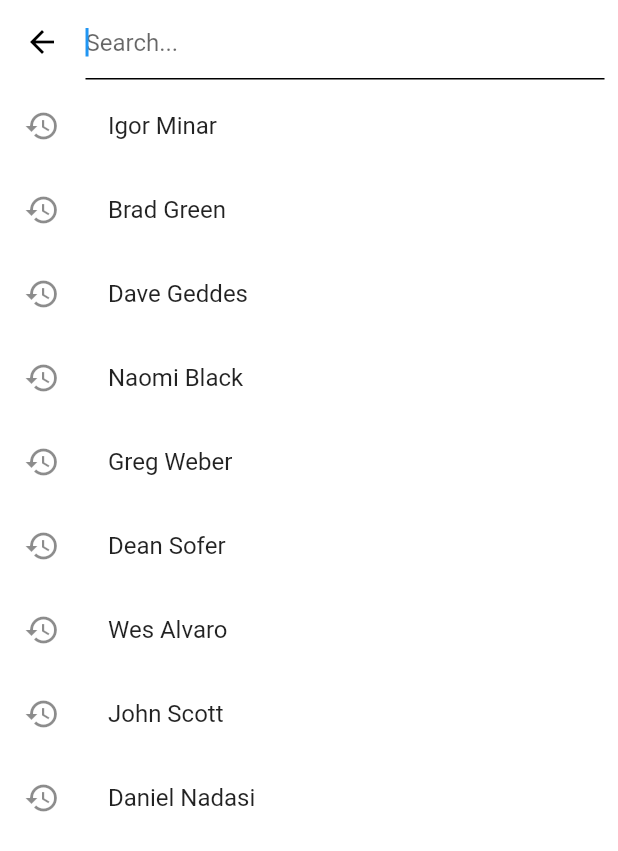
After one commit to jacksonsamuelmoore/Salvage-App, a Flutter app: the AppScaffold screen opened by its route, after a tap on "Search...", on a phone screen of 412 x 824 dp. The commit adds this screen. Shown: the top 851 px of the screen. Run offline on Flutter 3.47's test engine with Material 2 defaults, Android fonts, the phone set to English and light mode, and no system bars; our stand-ins replace cached_network_image, firebase_database; accounts and stored records are empty; network calls fail.

Commit message:
Navigation done

```diff
--- a/lib/ItemView.dart
+++ b/lib/ItemView.dart
@@ -1,5 +1,6 @@
 import 'package:flutter/material.dart';
 import 'main.dart';
+import 'package:cached_network_image/cached_network_image.dart';
 
 class ItemView extends StatefulWidget {
   final String title = 'Salvage';
@@ -9,7 +10,7 @@ class ItemView extends StatefulWidget {
 
 class _ItemViewState extends State<ItemView> {
   int _counter = 0;
-
+  String dropdownValue = 'One';
   void _incrementCounter() {
     setState(() {
       _counter++;
@@ -23,9 +24,15 @@ class _ItemViewState extends State<ItemView> {
         color: Colors.white,
       ),
       child: Center(
+        child: RefreshIndicator(
+          displacement: 80,
+          backgroundColor: Colors.white,
+          onRefresh: () {
+            return Future.delayed(Duration(seconds: 3));
+          },
           child: new ListView(
             shrinkWrap: true,
-          padding: const EdgeInsets.all(8.0),
+            padding: const EdgeInsets.fromLTRB(8, 72, 8, 8),
             //mainAxisAlignment: MainAxisAlignment.center,
             children: <Widget>[
               new Card(
@@ -51,28 +58,26 @@ class _ItemViewState extends State<ItemView> {
                 ),
               ),
               new ItemCard(
-              image:
-                  "https://surlybikes.com/uploads/bikes/_medium_image/BridgeClub_BK9997.jpg",
+                image: "https://picsum.photos/1000?blur=1",
                 buttonClick: _incrementCounter,
               ),
               new ItemCard(
-              image:
-                  "https://da1urhpfd469z.cloudfront.net/uploads/advertphotos/17/1210/33141873-752-640x480.jpg",
+                image: "https://picsum.photos/1000?blur=2",
                 buttonClick: _incrementCounter,
               ),
               new ItemCard(
-              image:
-                  "https://www.google.co.uk/images/branding/googlelogo/2x/googlelogo_color_272x92dp.png",
+                image: "https://picsum.photos/1000?blur=3",
                 buttonClick: _incrementCounter,
               ),
             ],
+          ),
         ),
       ),
     );
   }
 }
 
-class ItemCard extends StatelessWidget {
+class ItemCard extends StatefulWidget {
   const ItemCard({
     Key key,
     @required this.image,
@@ -81,6 +86,12 @@ class ItemCard extends StatelessWidget {
   final buttonClick;
   final image;
 
+  @override
+  _ItemCardState createState() => _ItemCardState();
+}
+
+class _ItemCardState extends State<ItemCard> {
+  bool _alreadySaved = false;
   @override
   Widget build(BuildContext context) {
     return new Card(
@@ -94,12 +105,20 @@ class ItemCard extends StatelessWidget {
       child: new Column(
         mainAxisSize: MainAxisSize.min,
         children: <Widget>[
-          const ListTile(
+          ListTile(
             leading: Icon(
               Icons.account_circle,
               size: 40,
             ),
-            trailing: Icon(Icons.favorite),
+            trailing: IconButton(
+              onPressed: () {
+                setState(() {
+                  _alreadySaved = !_alreadySaved;
+                });
+              },
+              icon: Icon(Icons.favorite,
+                  color: _alreadySaved ? Colors.red : null),
+            ),
             title: const Text('Kettle'),
             subtitle: const Text('In used condition'),
           ),
@@ -108,7 +127,25 @@ class ItemCard extends StatelessWidget {
             /*child: new FlutterLogo(
               size: 200,
             ),*/
-            child: new Image.network(image),
+            child: new CachedNetworkImage(
+              imageUrl: widget.image,
+              placeholder: (context, url) => Container(
+                child: Center(
+                  child: CircularProgressIndicator(),
+                  //heightFactor: MediaQuery.of(context).size.width - 24,
+                  //widthFactor: MediaQuery.of(context).size.width - 24,
+                ),
+                width: MediaQuery.of(context).size.width - 24,
+                height: MediaQuery.of(context).size.width - 24,
+              ),
+              errorWidget: (context, url, error) => new Icon(
+                Icons.error,
+                color: Colors.redAccent,
+                size: 20,
+              ),
+              height: MediaQuery.of(context).size.width - 24,
+              width: MediaQuery.of(context).size.width - 24,
+            ),
           ),
           new ButtonTheme.bar(
             // make buttons use the appropriate styles for cards
@@ -122,7 +159,7 @@ class ItemCard extends StatelessWidget {
                 new FlatButton(
                   child: new Text('Salvage'),
                   onPressed: () {
-                    buttonClick();
+                    widget.buttonClick();
                   },
                 ),
                 new Icon(
@@ -132,7 +169,7 @@ class ItemCard extends StatelessWidget {
                 new FlatButton(
                   child: const Text('Maps'),
                   onPressed: () {
-                    buttonClick();
+                    widget.buttonClick();
                   },
                 ),
               ],
--- /dev/null
+++ b/lib/NoSplash.dart
@@ -0,0 +1,40 @@
+import 'package:flutter/material.dart';
+
+class NoSplashFactory extends InteractiveInkFeatureFactory {
+  const NoSplashFactory();
+
+  @override
+  InteractiveInkFeature create({
+    MaterialInkController controller,
+    RenderBox referenceBox,
+    Offset position,
+    Color color,
+    TextDirection textDirection,
+    bool containedInkWell = false,
+    rectCallback,
+    BorderRadius borderRadius,
+    ShapeBorder customBorder,
+    double radius,
+    onRemoved,
+  }) {
+    return new NoSplash(
+      controller: controller,
+      referenceBox: referenceBox,
+    );
+  }
+}
+
+class NoSplash extends InteractiveInkFeature {
+  NoSplash({
+    @required MaterialInkController controller,
+    @required RenderBox referenceBox,
+  })  : assert(controller != null),
+        assert(referenceBox != null),
+        super(
+          controller: controller,
+          referenceBox: referenceBox,
+        );
+
+  @override
+  void paintFeature(Canvas canvas, Matrix4 transform) {}
+}
--- /dev/null
+++ b/lib/Search.dart
@@ -0,0 +1,86 @@
+import 'package:flutter/material.dart';
+
+import 'NoSplash.dart';
+
+class Search extends StatefulWidget {
+  @override
+  _SearchState createState() => _SearchState();
+}
+
+class _SearchState extends State<Search> {
+  List<Widget> searchItemsBuilder() {
+    List<Widget> lol = [];
+    for (var x in _list) {
+      lol.add(
+        new ListTile(
+          leading: Icon(Icons.history),
+          title: new Text(x),
+        ),
+      );
+    }
+    return lol;
+  }
+
+  final _list = [
+    'Igor Minar',
+    'Brad Green',
+    'Dave Geddes',
+    'Naomi Black',
+    'Greg Weber',
+    'Dean Sofer',
+    'Wes Alvaro',
+    'John Scott',
+    'Daniel Nadasi',
+  ];
+  @override
+  Widget build(BuildContext context) {
+    return SafeArea(
+      child: new Scaffold(
+        backgroundColor: Colors.white,
+        appBar: new AppBar(
+          elevation: 0,
+          backgroundColor: Colors.white,
+          titleSpacing: 1,
+          leading: Padding(
+            padding: const EdgeInsets.all(8.0),
+            child: InkWell(
+              customBorder: new CircleBorder(),
+              onTap: () {
+                Navigator.pop(context);
+              },
+              splashColor: Colors.grey,
+              child: new Icon(
+                Icons.arrow_back,
+                size: 24,
+                color: Colors.black,
+              ),
+            ),
+          ),
+          title: new Theme(
+            data: new ThemeData(splashFactory: const NoSplashFactory()),
+            child: Padding(
+              padding: const EdgeInsets.fromLTRB(0, 0, 8, 0),
+              child: new TextField(
+                autofocus: true,
+                decoration: new InputDecoration(
+                  contentPadding: EdgeInsets.fromLTRB(0, 0, 8, 15),
+                  hintText: 'Search...',
+                  labelText: 'Search...',
+                  hasFloatingPlaceholder: false,
+                  focusedBorder: new UnderlineInputBorder(),
+                  isDense: true,
+                ),
+              ),
+            ),
+          ),
+        ),
+        body: Container(
+          color: Colors.white,
+          child: new ListView(
+            children: searchItemsBuilder(),
+          ),
+        ),
+      ),
+    );
+  }
+}
--- a/lib/main.dart
+++ b/lib/main.dart
@@ -1,15 +1,26 @@
-import 'dart:async';
-
 import 'package:Salvage/SavedView.dart';
 import 'package:flutter/material.dart';
 import 'package:firebase_database/firebase_database.dart';
+import 'package:flutter/services.dart';
 import 'ItemView.dart';
+import 'Search.dart';
 import 'ServicesView.dart';
 import 'SavedView.dart';
 import 'SalvagesView.dart';
 import 'FrontPage.dart';
 
-void main() => runApp(new SalvageApp());
+void main() {
+  SystemChrome.setSystemUIOverlayStyle(SystemUiOverlayStyle(
+    statusBarColor: Colors.lime[500], //top bar color
+    statusBarIconBrightness: Brightness.dark, //top bar icons
+    systemNavigationBarColor: Colors.white, //bottom bar color
+    systemNavigationBarIconBrightness: Brightness.dark, //bottom bar icons
+  ));
+  SystemChrome.setPreferredOrientations(
+          [DeviceOrientation.portraitUp, DeviceOrientation.portraitDown])
+      .then((_) => runApp(new SalvageApp()));
+}
+
 final GlobalKey<_AppScaffoldState> _stateKey =
     new GlobalKey<_AppScaffoldState>();
 
@@ -26,7 +37,7 @@ class SalvageApp extends StatelessWidget {
           primaryColorDark: Color(0xFF005005),
           accentColor: Colors.lime[500],
           brightness: Brightness.light,
-          canvasColor: Colors.transparent,
+          //canvasColor: Colors.transparent,
           buttonColor: Colors.white),
       routes: {
         '/': (context) => new FrontPage(),
@@ -46,6 +57,7 @@ class AppScaffold extends StatefulWidget {
 
 class _AppScaffoldState extends State<AppScaffold> {
   String selectedBody = 'Items';
+  List lastSelected = ['Items'];
   final Map bodies = {
     'Salvages': new SalvagesView(),
     'Items': new ItemView(),
@@ -54,12 +66,32 @@ class _AppScaffoldState extends State<AppScaffold> {
   };
   void setBody(route) {
     setState(() {
+      lastSelected.add(selectedBody);
       selectedBody = route;
     });
   }
 
+  void backOne() {
+    setState(() {
+      selectedBody = lastSelected.last;
+    });
+    lastSelected.removeLast();
+  }
+
   Widget build(context) {
-    return Scaffold(
+    SystemChrome.setSystemUIOverlayStyle(SystemUiOverlayStyle(
+      statusBarColor: Colors.white, //top bar color
+      statusBarIconBrightness: Brightness.dark, //top bar icons
+      systemNavigationBarColor: Colors.white, //bottom bar color
+      systemNavigationBarIconBrightness: Brightness.dark, //bottom bar icons
+    ));
+    return WillPopScope(
+      onWillPop: () async {
+        backOne();
+        return false;
+      },
+      child: Scaffold(
+        //backgroundColor: Colors.transparent,
         bottomNavigationBar: BottomAppBar(
           color: Colors.green[600],
           child: new Row(
@@ -92,8 +124,52 @@ class _AppScaffoldState extends State<AppScaffold> {
           tooltip: 'Camera',
           child: new Icon(Icons.photo_camera),
         ),
-      body: bodies[selectedBody],
+        body: SafeArea(
+          child: Stack(
+            children: <Widget>[
+              bodies[selectedBody],
+              Positioned(
+                top: 0.0,
+                left: 0.0,
+                right: 0.0,
+                child: Container(
+                  padding: EdgeInsets.fromLTRB(16, 8, 16, 8),
+                  child: GestureDetector(
+                    onTap: () {
+                      Navigator.push(
+                        context,
+                        MaterialPageRoute(builder: (context) => Search()),
+                      );
+                    },
+                    child: AppBar(
+                      shape: RoundedRectangleBorder(
+                        borderRadius: BorderRadius.only(
+                            bottomRight: Radius.circular(15.0),
+                            bottomLeft: Radius.circular(4.0),
+                            topLeft: Radius.circular(4.0),
+                            topRight: Radius.circular(4.0)),
+                      ),
+                      textTheme: new TextTheme(
+                        title: new TextStyle(
+                            color: Colors.grey,
+                            fontSize:
+                                Theme.of(context).textTheme.title.fontSize),
+                      ),
+                      iconTheme: new IconThemeData(color: Colors.grey),
+                      elevation: 3.0,
+                      backgroundColor: Colors.white,
+                      leading: Icon(Icons.search, color: Colors.grey[700]),
+                      title: Text("Search..."),
+                      titleSpacing: 1,
+                    ),
+                  ),
+                ),
+              ),
+            ],
+          ),
+        ),
         // This trailing comma makes auto-formatting nicer for build methods.
+      ),
     );
   }
 }
@@ -131,13 +207,11 @@ void _modalBottomSheetMenu(
   );
 
   showModalBottomSheet(
+    backgroundColor: Colors.transparent,
     context: context,
     builder: (builder) {
       return new Container(
-        color: Colors.transparent,
-        child: new Container(
         decoration: new BoxDecoration(
-              color: Colors.white,
             borderRadius: new BorderRadius.only(
                 topLeft: const Radius.circular(11.0),
                 topRight: const Radius.circular(11.0))),
@@ -146,6 +220,7 @@ void _modalBottomSheetMenu(
           child: new Column(
             children: <Widget>[
               new UserAccountsDrawerHeader(
+                margin: EdgeInsets.only(bottom: 0),
                 decoration: new BoxDecoration(
                     color: Theme.of(context).primaryColor,
                     borderRadius: new BorderRadius.only(
@@ -159,16 +234,18 @@ void _modalBottomSheetMenu(
                 ),
               ),
               Expanded(
-                  child: new ListView(children: <Widget>[
+                child: Container(
+                  color: Colors.white,
+                  child: new Column(children: <Widget>[
                     items,
                     services,
                     new Divider(),
                     saved,
                     salvages,
                   ]),
+                ),
               )
             ],
-            ),
           ),
         ),
       );
@@ -206,6 +283,7 @@ class ListSelect extends StatelessWidget {
         borderRadius: new BorderRadius.all(Radius.circular(10.0)),
       ),
       child: new Material(
+        color: Colors.white,
         borderRadius: new BorderRadius.all(Radius.circular(10.0)),
         child: new InkWell(
           child: new ListTile(
--- a/pubspec.yaml
+++ b/pubspec.yaml
@@ -5,6 +5,9 @@ dependencies:
   flutter:
     sdk: flutter
   firebase_database: "^1.0.3"
+  cached_network_image: ^1.0.0
+  material_search: ^0.2.8
+
   # The following adds the Cupertino Icons font to your application.
   # Use with the CupertinoIcons class for iOS style icons.
   cupertino_icons: ^0.1.2
```
Also changed, not shown: lib/FrontPage.dart (+12 -3 lines), pubspec.lock, 3 other files. Lines whose indentation alone changed are shown as unchanged.
